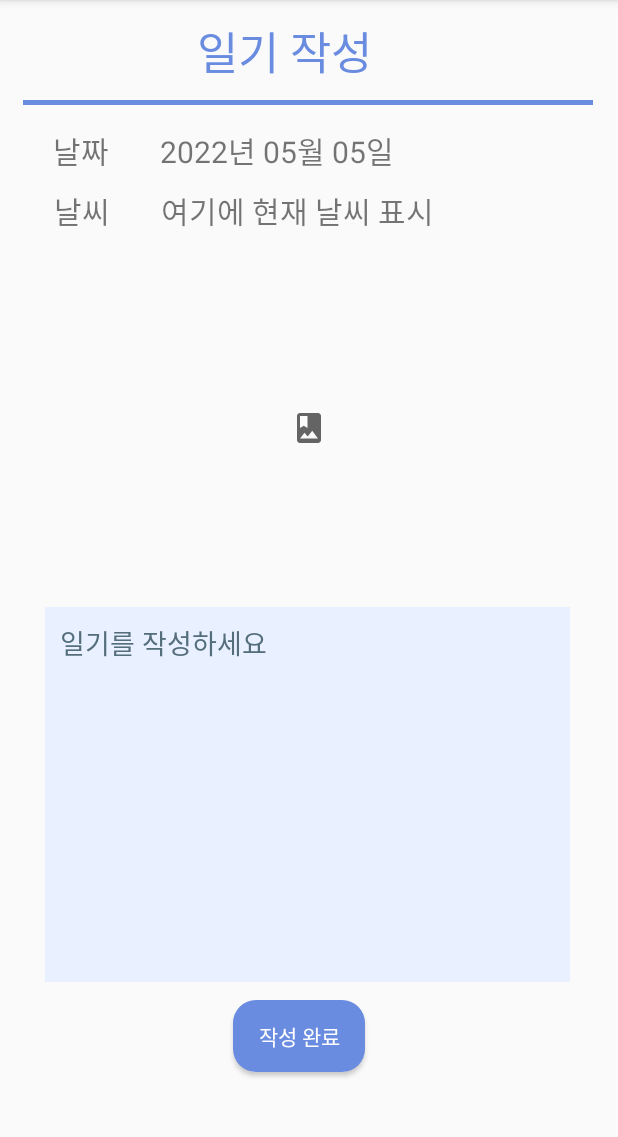
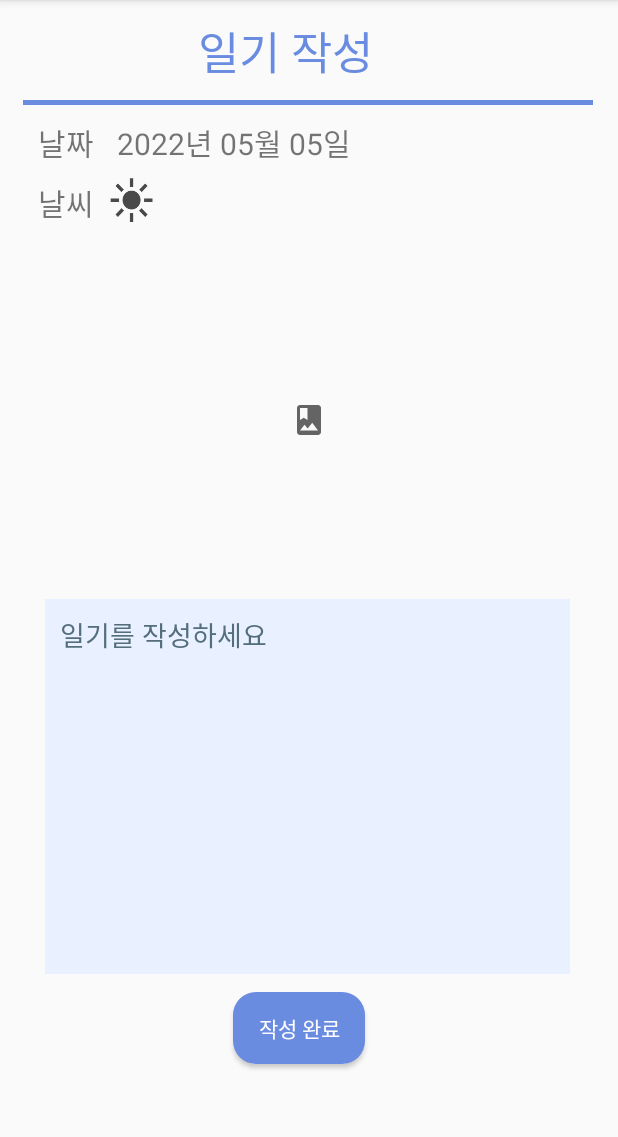
Before and after one commit to seonggg/Empathy-of-aday, an Android app: the DiaryWrite screen opened directly, with no data from a screen before it, on a phone screen of 412 x 824 dp, the part 84-1221 px from its top. Run offline under Robolectric (Android 15) with nearby library versions, the phone set to English and light mode, and no system bars.

Commit message:
날씨 선택

```diff
--- a/app/src/main/res/layout/activity_diary_write.xml
+++ b/app/src/main/res/layout/activity_diary_write.xml
@@ -13,9 +13,8 @@
         android:id="@+id/title"
         android:layout_width="wrap_content"
         android:layout_height="wrap_content"
-        android:layout_marginStart="131dp"
+        android:layout_marginStart="132dp"
         android:layout_marginTop="11dp"
-        android:layout_marginEnd="132dp"
         android:text="@string/writeTitle"
         android:textSize="30sp"
         android:textColor="#6A8CE0"/>
@@ -49,19 +48,17 @@
                     android:id="@+id/date"
                     android:layout_width="wrap_content"
                     android:layout_height="wrap_content"
-                    android:layout_marginTop="15dp"
-                    android:layout_marginStart="35dp"
+                    android:paddingTop="10dp"
+                    android:paddingStart="25dp"
                     android:text="@string/date"
-                    android:textSize="20sp"
-                    app:layout_constraintStart_toStartOf="parent"
-                    app:layout_constraintTop_toBottomOf="@+id/divider" />
+                    android:textAlignment="center"
+                    android:textSize="20sp"/>
 
                 <TextView
                     android:id="@+id/date_display"
                     android:layout_width="wrap_content"
                     android:layout_height="wrap_content"
-                    android:layout_marginTop="15dp"
-                    android:layout_marginStart="34dp"
+                    android:paddingStart="15dp"
                     android:text="@string/dateDis"
                     android:textSize="20sp"
                     app:layout_constraintEnd_toEndOf="parent"
@@ -77,24 +74,22 @@
                     android:id="@+id/weather"
                     android:layout_width="wrap_content"
                     android:layout_height="wrap_content"
-                    android:layout_marginStart="36dp"
-                    android:layout_marginTop="10dp"
+                    android:paddingTop="10dp"
+                    android:paddingStart="25dp"
                     android:text="@string/weather"
-                    android:textSize="20sp"
-                    app:layout_constraintStart_toStartOf="parent"
-                    app:layout_constraintTop_toBottomOf="@+id/date" />
+                    android:textAlignment="center"
+                    android:textSize="20sp"/>
 
-                <TextView
-                    android:id="@+id/weather_display"
-                    android:layout_width="wrap_content"
-                    android:layout_height="wrap_content"
-                    android:layout_marginTop="10dp"
-                    android:layout_marginStart="34dp"
-                    android:text="여기에 현재 날씨 표시"
-                    android:textSize="20sp"
-                    app:layout_constraintEnd_toEndOf="parent"
-                    app:layout_constraintStart_toEndOf="@+id/weather"
-                    app:layout_constraintTop_toBottomOf="@+id/date_display" />
+                <ImageButton
+                    android:id="@+id/weather_button"
+                    android:layout_width="30dp"
+                    android:layout_height="30dp"
+                    android:layout_marginTop="8dp"
+                    android:layout_marginStart="10dp"
+                    android:scaleType="fitXY"
+                    android:background="@android:color/transparent"
+                    android:text="날씨 선택"
+                    app:srcCompat="@drawable/sunny"/>
 
             </LinearLayout>
 
```
Also changed, not shown: app/src/main/java/com/project2022/emotiondiary/DiaryWrite.java (+42 -0 lines), app/src/main/res/layout/activity_my_room.xml (+7 -7 lines), app/src/main/res/values/strings.xml (+7 -0 lines), app/src/main/res/drawable-v24/cloudy.png (added), app/src/main/res/drawable-v24/rainy.png (added), app/src/main/res/drawable-v24/snowy.png (added), app/src/main/res/drawable-v24/sunny.png (added).
